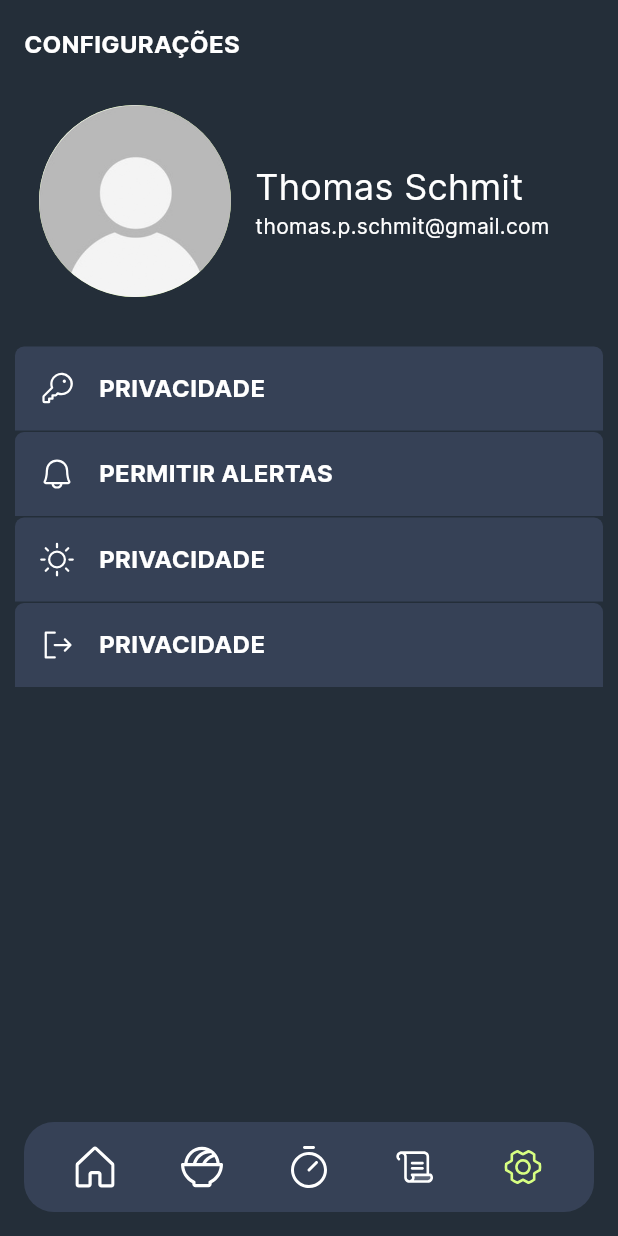
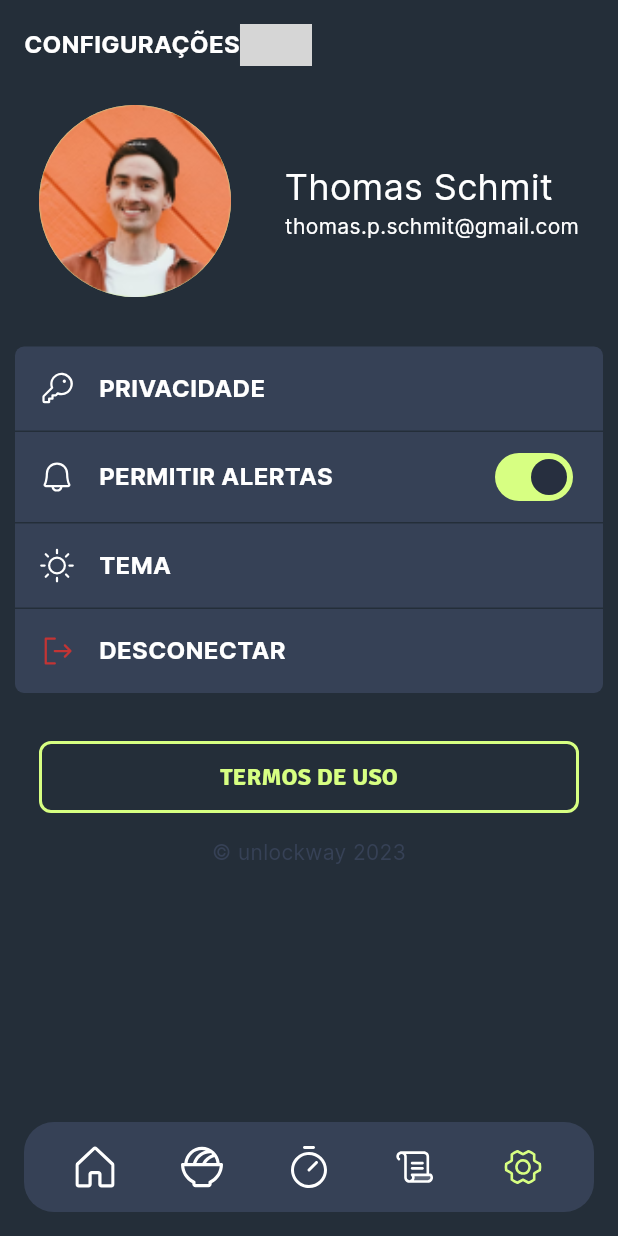
Before and after one commit to unlockway/unlockwayui, a Flutter app: the Settings screen opened directly, on a phone screen of 412 x 824 dp. Run offline on Flutter 3.47's test engine with Material 2 defaults, Android fonts, the phone set to English and light mode, and no system bars; our stand-ins replace flutter_phosphor_icons, flutter_svg; network calls fail; project files that could hold a hidden picture were left out; grey boxes are pictures that could not be loaded.

Commit message:
feat(settings): creating new screen

```diff
--- a/lib/main.dart
+++ b/lib/main.dart
@@ -4,6 +4,10 @@ import 'package:unlockway/screens/login/login.dart';
 import 'constants.dart';
 
 void main() {
+  SystemChrome.setSystemUIOverlayStyle(const SystemUiOverlayStyle(
+    statusBarColor: Colors.transparent,
+  ));
+
   runApp(const MyApp());
 }
 
--- a/lib/screens/home/home.dart
+++ b/lib/screens/home/home.dart
@@ -16,9 +16,10 @@ class Home extends StatelessWidget {
       bottomNavigationBar: const UBottomNavigator("Home"),
       appBar: PreferredSize(
           preferredSize: const Size.fromHeight(100),
+          child: SafeArea(
             child: Container(
-          margin:
-              const EdgeInsets.only(bottom: 0, left: 20, right: 20, top: 10),
+              margin: const EdgeInsets.only(
+                  bottom: 0, left: 20, right: 20, top: 10),
               child: Row(
                 mainAxisAlignment: MainAxisAlignment.spaceBetween,
                 children: [
@@ -28,7 +29,7 @@ class Home extends StatelessWidget {
                       ClipRRect(
                         borderRadius: BorderRadius.circular(50),
                         child: Image.asset(
-                      "assets/img/generic_profile.png",
+                          "assets/img/thomas.png",
                           width: 50,
                           height: 50,
                         ),
@@ -45,7 +46,7 @@ class Home extends StatelessWidget {
                             style: TextStyle(color: Colors.white),
                           ),
                           Text(
-                        "Daniel Vieira",
+                            "Thomas Schmit",
                             style: TextStyle(fontSize: 20, color: Colors.white),
                           ),
                         ],
@@ -81,7 +82,7 @@ class Home extends StatelessWidget {
                 ],
               ),
             ),
-      ),
+          )),
       body: SingleChildScrollView(
         child: Container(
           height: MediaQuery.of(context).size.height,
--- a/lib/screens/settings/components/options.dart
+++ b/lib/screens/settings/components/options.dart
@@ -7,32 +7,38 @@ class SettingsOption extends StatelessWidget {
     required this.icon,
     required this.label,
     required this.onTap,
+    this.iconColor,
+    this.borderRadius,
+    this.suffix,
   });
 
   final IconData icon;
   final String label;
   final VoidCallback onTap;
 
+  final Color? iconColor;
+  final BorderRadius? borderRadius;
+  final Widget? suffix;
+
   @override
   Widget build(BuildContext context) {
     return Column(children: [
       InkWell(
         onTap: onTap,
+        splashColor: Colors.transparent,
+        highlightColor: Colors.transparent,
         child: Container(
           margin: const EdgeInsets.only(top: 1.0),
           padding: const EdgeInsets.all(16),
           width: double.infinity,
           decoration: BoxDecoration(
             color: Color(darkBglight),
-            borderRadius: const BorderRadius.only(
-              topLeft: Radius.circular(6),
-              topRight: Radius.circular(6),
-            ),
+            borderRadius: borderRadius,
           ),
           child: Row(
             mainAxisSize: MainAxisSize.max,
             children: [
-              Icon(icon, color: Colors.white),
+              Icon(icon, color: iconColor ?? Colors.white),
               const SizedBox(width: 16.0),
               FittedBox(
                 fit: BoxFit.fitWidth,
@@ -45,7 +51,7 @@ class SettingsOption extends StatelessWidget {
                     color: Colors.white,
                   ),
                 ),
-              )
+              ),
             ],
           ),
         ),
--- a/lib/screens/settings/components/profile.dart
+++ b/lib/screens/settings/components/profile.dart
@@ -12,9 +12,9 @@ class ProfileSettings extends StatelessWidget {
           children: [
             CircleAvatar(
               radius: 64.0,
-              backgroundImage: AssetImage("assets/img/generic_profile.png"),
+              backgroundImage: AssetImage("assets/img/thomas.png"),
             ),
-            SizedBox(width: 16.0),
+            Spacer(),
             Column(
               crossAxisAlignment: CrossAxisAlignment.start,
               children: [
--- a/lib/screens/settings/settings.dart
+++ b/lib/screens/settings/settings.dart
@@ -1,12 +1,28 @@
 import 'package:flutter/material.dart';
 import 'package:flutter_phosphor_icons/flutter_phosphor_icons.dart';
+import 'package:flutter_svg/flutter_svg.dart';
+import 'package:unlockway/components/utils/bottom_navigator.dart';
+import 'package:unlockway/components/utils/navigation.dart';
 import 'package:unlockway/constants.dart';
-import 'package:unlockway/components/utils/bottom_navigator.dart';
+import 'package:unlockway/screens/login/login.dart';
 import 'package:unlockway/screens/settings/components/options.dart';
 import 'package:unlockway/screens/settings/components/profile.dart';
 
-class Settings extends StatelessWidget {
+class Settings extends StatefulWidget {
   const Settings({super.key});
+
+  @override
+  State<Settings> createState() => _SettingsState();
+}
+
+class _SettingsState extends State<Settings> {
+  bool isAlertsAccepted = true;
+
+  void onToggleAlert() {
+    setState(() {
+      isAlertsAccepted = !isAlertsAccepted;
+    });
+  }
 
   @override
   Widget build(BuildContext context) {
@@ -14,7 +30,8 @@ class Settings extends StatelessWidget {
       backgroundColor: Color(darkBgdark),
       appBar: PreferredSize(
         preferredSize: const Size.fromHeight(60),
-        child: Container(
+        child: SafeArea(
+            child: Container(
           padding: const EdgeInsets.all(16.0),
           child: Row(
             mainAxisSize: MainAxisSize.max,
@@ -31,9 +48,12 @@ class Settings extends StatelessWidget {
                   ),
                 ),
               ),
+              SvgPicture.asset(
+                "assets/icon/mini.svg",
+              )
             ],
           ),
-        ),
+        )),
       ),
       bottomNavigationBar: const UBottomNavigator("Settings"),
       body: Container(
@@ -50,21 +70,116 @@ class Settings extends StatelessWidget {
                     icon: PhosphorIcons.key,
                     label: "Privacidade",
                     onTap: () {},
+                    borderRadius: const BorderRadius.only(
+                      topLeft: Radius.circular(6),
+                      topRight: Radius.circular(6),
+                    ),
                   ),
-                  SettingsOption(
-                    icon: PhosphorIcons.bell,
-                    label: "Permitir Alertas",
-                    onTap: () {},
+                  InkWell(
+                    onTap: onToggleAlert,
+                    splashColor: Colors.transparent,
+                    highlightColor: Colors.transparent,
+                    child: Container(
+                      margin: const EdgeInsets.only(top: 1.0),
+                      padding: const EdgeInsets.all(16),
+                      width: double.infinity,
+                      decoration: BoxDecoration(
+                        color: Color(darkBglight),
+                      ),
+                      child: Row(
+                        mainAxisSize: MainAxisSize.max,
+                        children: [
+                          const Icon(PhosphorIcons.bell, color: Colors.white),
+                          const SizedBox(width: 16.0),
+                          FittedBox(
+                            fit: BoxFit.fitWidth,
+                            child: Text(
+                              "Permitir Alertas".toUpperCase(),
+                              style: const TextStyle(
+                                fontFamily: "Inter",
+                                fontWeight: FontWeight.bold,
+                                fontSize: 16,
+                                color: Colors.white,
+                              ),
+                            ),
+                          ),
+                          const Spacer(),
+                          SizedBox(
+                            height: 28.0,
+                            child: Switch(
+                              activeColor: Color(primary),
+                              inactiveTrackColor: Color(darkBg),
+                              activeTrackColor: Color(primary),
+                              thumbColor: MaterialStatePropertyAll(
+                                isAlertsAccepted
+                                    ? Color(darkBg)
+                                    : Color(lightBgdark),
+                              ),
+                              value: isAlertsAccepted,
+                              onChanged: (value) {
+                                onToggleAlert();
+                              },
+                            ),
+                          )
+                        ],
+                      ),
+                    ),
                   ),
                   SettingsOption(
                     icon: PhosphorIcons.sun,
-                    label: "Privacidade",
+                    label: "Tema",
                     onTap: () {},
                   ),
                   SettingsOption(
                     icon: PhosphorIcons.sign_out,
-                    label: "Privacidade",
-                    onTap: () {},
+                    label: "Desconectar",
+                    onTap: () {
+                      Navigator.of(context).push(
+                        navigationPageLeftAnimation(
+                          const Login(),
+                        ),
+                      );
+                    },
+                    iconColor: Color(danger),
+                    borderRadius: const BorderRadius.only(
+                      bottomLeft: Radius.circular(6),
+                      bottomRight: Radius.circular(6),
+                    ),
+                  ),
+                  Container(
+                    width: double.infinity,
+                    padding: const EdgeInsets.all(16.0),
+                    margin: const EdgeInsets.only(top: 16.0),
+                    child: OutlinedButton(
+                      style: OutlinedButton.styleFrom(
+                        side: BorderSide(
+                          width: 2, // Specify the border width
+                          color: Color(primary), // Specify the border color
+                        ),
+                        fixedSize: const Size(double.infinity, 48),
+                        shape: RoundedRectangleBorder(
+                          borderRadius: BorderRadius.circular(8.0),
+                        ),
+                      ),
+                      onPressed: () {},
+                      child: Text(
+                        "Termos de Uso".toUpperCase(),
+                        style: TextStyle(
+                          fontFamily: "Signika",
+                          fontWeight: FontWeight.bold,
+                          fontSize: 16.0,
+                          color: Color(primary),
+                        ),
+                      ),
+                    ),
+                  ),
+                  Text(
+                    "© unlockway 2023",
+                    style: TextStyle(
+                        fontFamily: "Inter",
+                        fontWeight: FontWeight.normal,
+                        fontSize: 14.0,
+                        color: Color(darkBglight)),
                   ),
                 ],
               ),
```
Also changed, not shown: assets/icon/mini.svg. Lines whose indentation alone changed are shown as unchanged.
